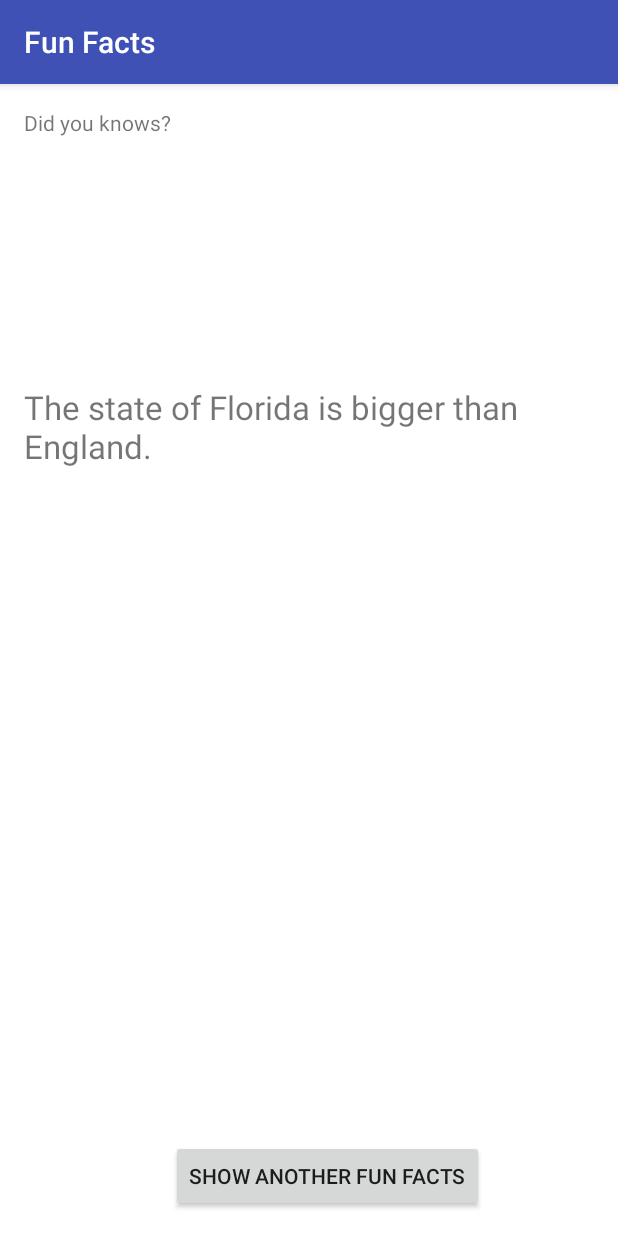
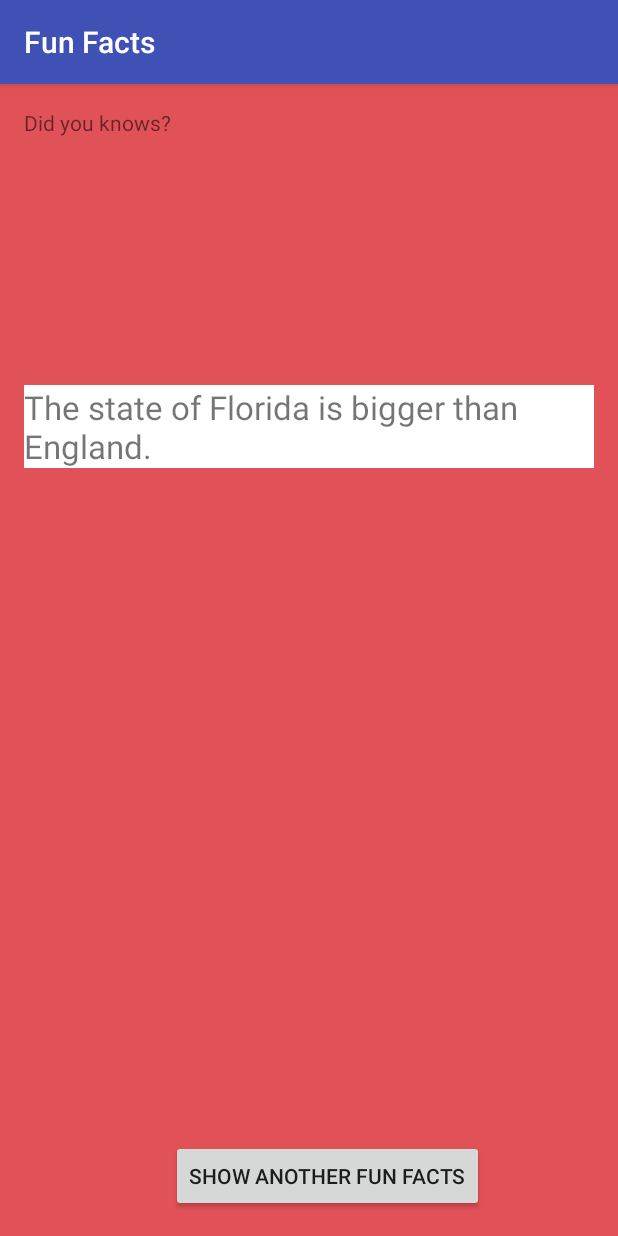
Before and after one commit to yagano1/Simple-Android-App-, an Android app: the screen it shows after launch (FunFactsActivity), after a tap on "SHOW ANOTHER FUN FACTS", on a phone screen of 412 x 824 dp. Run offline under Robolectric (Android 15) with nearby library versions, the phone set to English and light mode, and no system bars.

Commit message:
random layout color

```diff
--- a/app/src/main/java/com/example/linh/funfacts/FunFactsActivity.java
+++ b/app/src/main/java/com/example/linh/funfacts/FunFactsActivity.java
@@ -1,10 +1,12 @@
 package com.example.linh.funfacts;
 
+import android.graphics.Color;
 import android.net.Uri;
 import android.support.v7.app.AppCompatActivity;
 import android.os.Bundle;
 import android.view.View;
 import android.widget.Button;
+import android.widget.RelativeLayout;
 import android.widget.TextView;
 
 import com.google.android.gms.appindexing.Action;
@@ -21,19 +23,22 @@ public class FunFactsActivity extends AppCompatActivity {
      */
     private GoogleApiClient client;
     private facBook mfacBook = new facBook();
+    private randcomColor randomColor = new randcomColor();
+
     @Override
     protected void onCreate(Bundle savedInstanceState) {
         super.onCreate(savedInstanceState);
         setContentView(R.layout.activity_fun_facts);
         Button ShowFact = (Button) findViewById(R.id.ShowFactsButton);
         final TextView factLabel = (TextView) findViewById(R.id.factLabel);
+        final RelativeLayout mealLayout = (RelativeLayout) findViewById(R.id.RelativeLayout);
         View.OnClickListener listener = new View.OnClickListener()
         {
             @Override
             public void onClick(View View){
                 String fact = " ";
-
                 factLabel.setText(mfacBook.getFacts());
+                mealLayout.setBackgroundColor(Color.parseColor(randomColor.getColor()));
             }
 
         };
--- /dev/null
+++ b/app/src/main/java/com/example/linh/funfacts/randcomColor.java
@@ -0,0 +1,31 @@
+package com.example.linh.funfacts;
+
+import java.util.Random;
+
+/**
+ * Created by linh on 4/22/2016.
+ */
+public class randcomColor {
+    public String[] mColors = {
+            "#39add1", // light blue
+            "#3079ab", // dark blue
+            "#c25975", // mauve
+            "#e15258", // red
+            "#f9845b", // orange
+            "#838cc7", // lavender
+            "#7d669e", // purple
+            "#53bbb4", // aqua
+            "#51b46d", // green
+            "#e0ab18", // mustard
+            "#637a91", // dark gray
+            "#f092b0", // pink
+            "#b7c0c7"  // light gray
+    };
+
+    public String getColor()
+    {
+        Random randomGen = new Random();
+        int randomNumber = randomGen.nextInt(mColors.length);
+        return mColors[randomNumber];
+    }
+}
--- a/app/src/main/res/layout/activity_fun_facts.xml
+++ b/app/src/main/res/layout/activity_fun_facts.xml
@@ -8,7 +8,8 @@
     android:paddingRight="@dimen/activity_horizontal_margin"
     android:paddingTop="@dimen/activity_vertical_margin"
     tools:context="com.example.linh.funfacts.FunFactsActivity"
-    android:background="@android:color/white">
+    android:background="@android:color/white"
+    android:id="@+id/RelativeLayout">
 
     <TextView
         android:layout_width="wrap_content"
```
